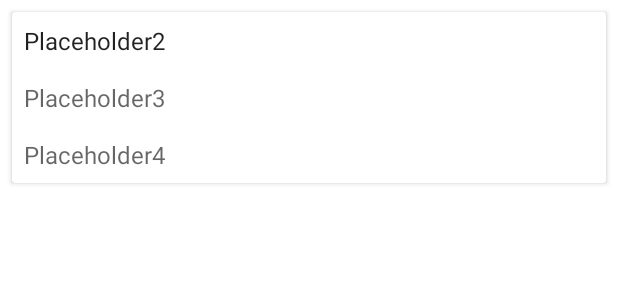
After one commit to RAdhyapak/MADTeam7Project, an Android app: the layout view_media_item.xml on its own in the app's theme, with its tools: preview values and no code run, on a phone screen of 412 x 824 dp. The commit adds this screen. Shown: the top 300 px of the screen. Run offline under Robolectric (Android 15) with nearby library versions, the light colour scheme and no system bars.

Commit message:
Added media item view

```diff
--- /dev/null
+++ b/app/src/main/res/layout/view_media_item.xml
@@ -0,0 +1,83 @@
+<?xml version="1.0" encoding="utf-8"?>
+<androidx.cardview.widget.CardView xmlns:android="http://schemas.android.com/apk/res/android"
+    android:layout_width="match_parent"
+    android:layout_height="wrap_content"
+    android:layout_margin="8dp">
+
+    <RelativeLayout
+        android:layout_width="match_parent"
+        android:layout_height="wrap_content" >
+
+        <ImageView
+            android:id="@+id/mediaItemImage"
+            android:layout_width="match_parent"
+            android:layout_height="wrap_content"
+            android:adjustViewBounds="true" />
+
+        <TextView
+            android:id="@+id/title"
+            style="@style/TextAppearance.AppCompat.Subhead"
+            android:layout_width="wrap_content"
+            android:layout_height="wrap_content"
+            android:layout_below="@id/mediaItemImage"
+            android:layout_marginEnd="163dp"
+            android:padding="8dp"
+            android:text="Placeholder2"/>
+
+
+        <TextView
+            android:id="@+id/platform"
+            style="@style/TextAppearance.AppCompat.Subhead"
+            android:layout_width="wrap_content"
+            android:layout_height="wrap_content"
+            android:layout_below="@id/title"
+            android:padding="8dp"
+            android:text="Placeholder3"
+            android:textColor="?android:textColorSecondary" />
+
+        <TextView
+            android:id="@+id/category"
+            style="@style/TextAppearance.AppCompat.Subhead"
+            android:layout_width="wrap_content"
+            android:layout_height="wrap_content"
+            android:layout_below="@id/platform"
+            android:padding="8dp"
+            android:text="Placeholder4"
+            android:textColor="?android:textColorSecondary" />
+
+<!--        <LinearLayout-->
+<!--            android:id="@+id/likeCiunte"-->
+<!--            android:layout_width="wrap_content"-->
+<!--            android:layout_height="wrap_content"-->
+<!--            android:layout_below="@id/mediaListImage"-->
+<!--            android:layout_alignRight="@id/mediaListImage"-->
+<!--            android:layout_alignParentEnd="true"-->
+<!--            android:layout_marginTop="2dp"-->
+<!--            android:layout_marginEnd="2dp"-->
+<!--            android:layout_marginRight="2dp"-->
+<!--            android:orientation="vertical"-->
+<!--            android:padding="8dp">-->
+
+<!--            <ImageView-->
+<!--                android:id="@+id/thumbUpIcon"-->
+<!--                android:layout_width="wrap_content"-->
+<!--                android:layout_height="wrap_content"-->
+<!--                android:layout_below="@id/mediaListImage"-->
+<!--                android:layout_alignParentEnd="false"-->
+<!--                android:layout_marginTop="0dp"-->
+<!--                android:layout_marginEnd="10dp"-->
+<!--                android:adjustViewBounds="true"-->
+<!--                android:padding="8dp"-->
+<!--                android:src="@drawable/icon_upvote" />-->
+
+<!--            <TextView-->
+<!--                android:id="@+id/textUpvotes"-->
+<!--                android:layout_width="41dp"-->
+<!--                android:layout_height="wrap_content"-->
+<!--                android:text="123"-->
+<!--                android:textAlignment="center" />-->
+<!--        </LinearLayout>-->
+
+
+    </RelativeLayout>
+</androidx.cardview.widget.CardView>
```
Also changed, not shown: app/src/main/AndroidManifest.xml (+5 -10 lines), app/src/main/java/com/example/team7project/MediaItemsActivity.java (added, +66 -0 lines), app/src/main/java/com/example/team7project/adapters/MediaItemAdapter.java (added, +76 -0 lines), app/src/main/java/com/example/team7project/adapters/MediaListAdapter.java (+8 -0 lines), app/src/main/java/com/example/team7project/entities/Category.java (added, +36 -0 lines), app/src/main/java/com/example/team7project/entities/MediaItem.java (+46 -4 lines), app/src/main/java/com/example/team7project/entities/MediaList.java (+12 -12 lines), app/src/main/java/com/example/team7project/entities/Platform.java (added, +36 -0 lines), app/src/main/res/layout/activity_media_items.xml (added, +53 -0 lines), app/src/main/res/drawable/img_bowling.jpg (added).
